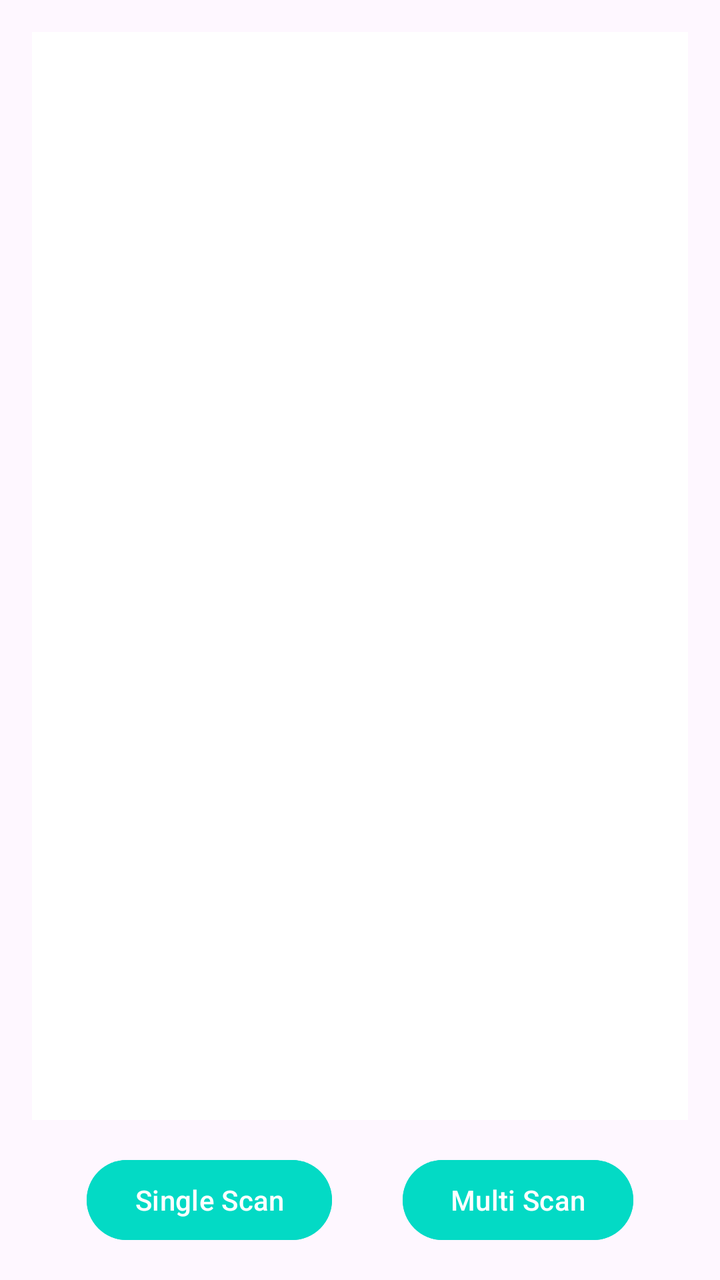
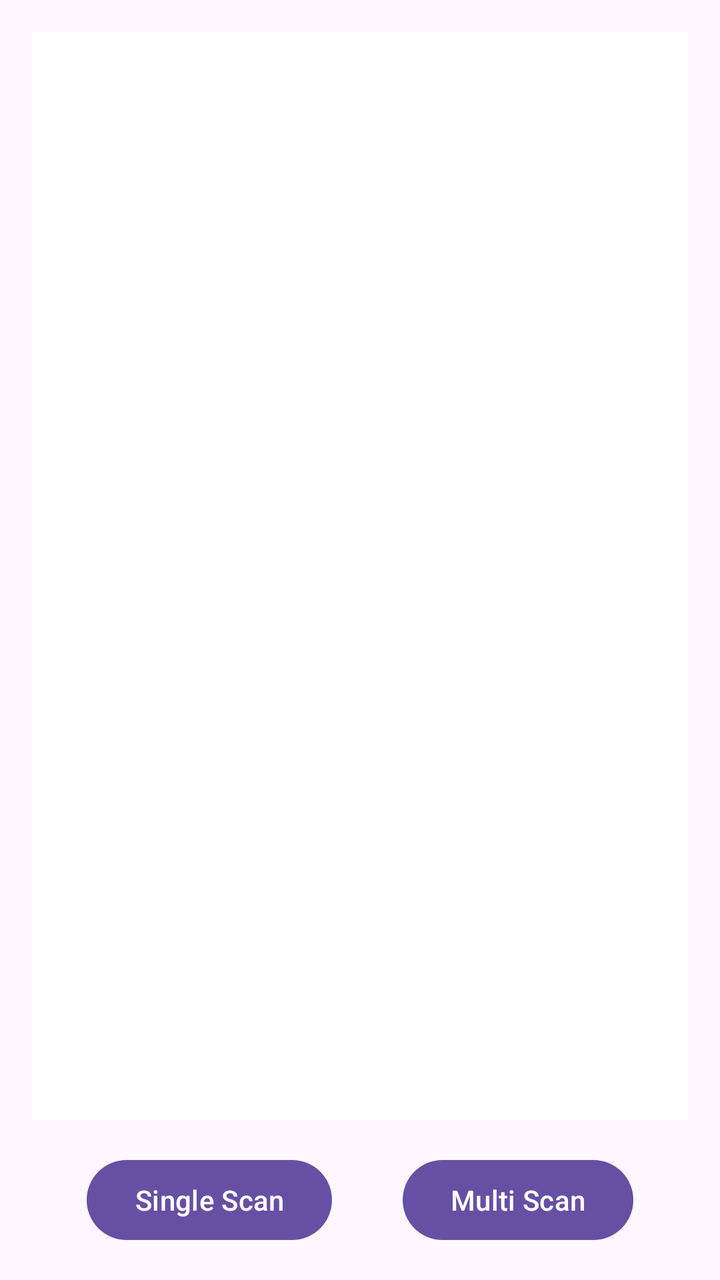

Before-and-after screenshots of an Android layout around one commit, followed by the original layout XML and the change that was made.
<!-- AndroidManifest.xml: application theme Theme.BarcodeScanner -->
<!-- res/layout/activity_main.xml -->
<?xml version="1.0" encoding="utf-8"?>
<androidx.constraintlayout.widget.ConstraintLayout xmlns:android="http://schemas.android.com/apk/res/android"
    xmlns:app="http://schemas.android.com/apk/res-auto"
    xmlns:tools="http://schemas.android.com/tools"
    android:id="@+id/main"
    android:layout_width="match_parent"
    android:layout_height="match_parent"
    android:padding="16dp"
    tools:context=".MainActivity">

    <Button
        android:id="@+id/btn_single"
        android:layout_width="wrap_content"
        android:layout_height="wrap_content"
        android:text="@string/button_single_scan"
        android:backgroundTint="@color/teal_200"
        android:textColor="@android:color/white"
        app:layout_constraintBottom_toBottomOf="parent"
        app:layout_constraintStart_toStartOf="parent"
        app:layout_constraintEnd_toStartOf="@+id/btn_multi"
        android:layout_marginEnd="8dp" />

    <Button
        android:id="@+id/btn_multi"
        android:layout_width="wrap_content"
        android:layout_height="wrap_content"
        android:text="@string/button_multi_scan"
        android:backgroundTint="@color/teal_200"
        android:textColor="@android:color/white"
        app:layout_constraintBottom_toBottomOf="parent"
        app:layout_constraintStart_toEndOf="@+id/btn_single"
        app:layout_constraintEnd_toEndOf="parent" />

    <TextView
        android:id="@+id/tv_result"
        android:layout_width="0dp"
        android:layout_height="0dp"
        android:textSize="20sp"
        android:textIsSelectable="true"
        android:scrollbars="vertical"
        android:overScrollMode="always"
        android:padding="16dp"
        android:background="@android:color/white"
        app:layout_constraintTop_toTopOf="parent"
        app:layout_constraintStart_toStartOf="parent"
        app:layout_constraintEnd_toEndOf="parent"
        app:layout_constraintBottom_toTopOf="@+id/btn_single"
        android:layout_marginBottom="16dp" />

</androidx.constraintlayout.widget.ConstraintLayout>
<!-- resources referenced by this layout -->
<resources>
  <color name="teal_200">#FF03DAC5</color>
  <string name="button_multi_scan">Multi Scan</string>
  <string name="button_single_scan">Single Scan</string>
  <style name="Theme.BarcodeScanner" parent="Base.Theme.BarcodeScanner" />
  <style name="Base.Theme.BarcodeScanner" parent="Theme.Material3.DayNight.NoActionBar">
          
          
      </style>
</resources>

<!-- the commit's change to res/layout/activity_main.xml (unified diff, before → after) -->
@@ -13,7 +13,6 @@
         android:layout_width="wrap_content"
         android:layout_height="wrap_content"
         android:text="@string/button_single_scan"
-        android:backgroundTint="@color/teal_200"
         android:textColor="@android:color/white"
         app:layout_constraintBottom_toBottomOf="parent"
         app:layout_constraintStart_toStartOf="parent"
@@ -25,7 +24,6 @@
         android:layout_width="wrap_content"
         android:layout_height="wrap_content"
         android:text="@string/button_multi_scan"
-        android:backgroundTint="@color/teal_200"
         android:textColor="@android:color/white"
         app:layout_constraintBottom_toBottomOf="parent"
         app:layout_constraintStart_toEndOf="@+id/btn_single"
<!-- resource entries referenced after the edit -->
@@ -1,6 +1,5 @@
 <!-- resources referenced by this layout -->
 <resources>
-  <color name="teal_200">#FF03DAC5</color>
   <string name="button_multi_scan">Multi Scan</string>
   <string name="button_single_scan">Single Scan</string>
   <style name="Theme.BarcodeScanner" parent="Base.Theme.BarcodeScanner" />
